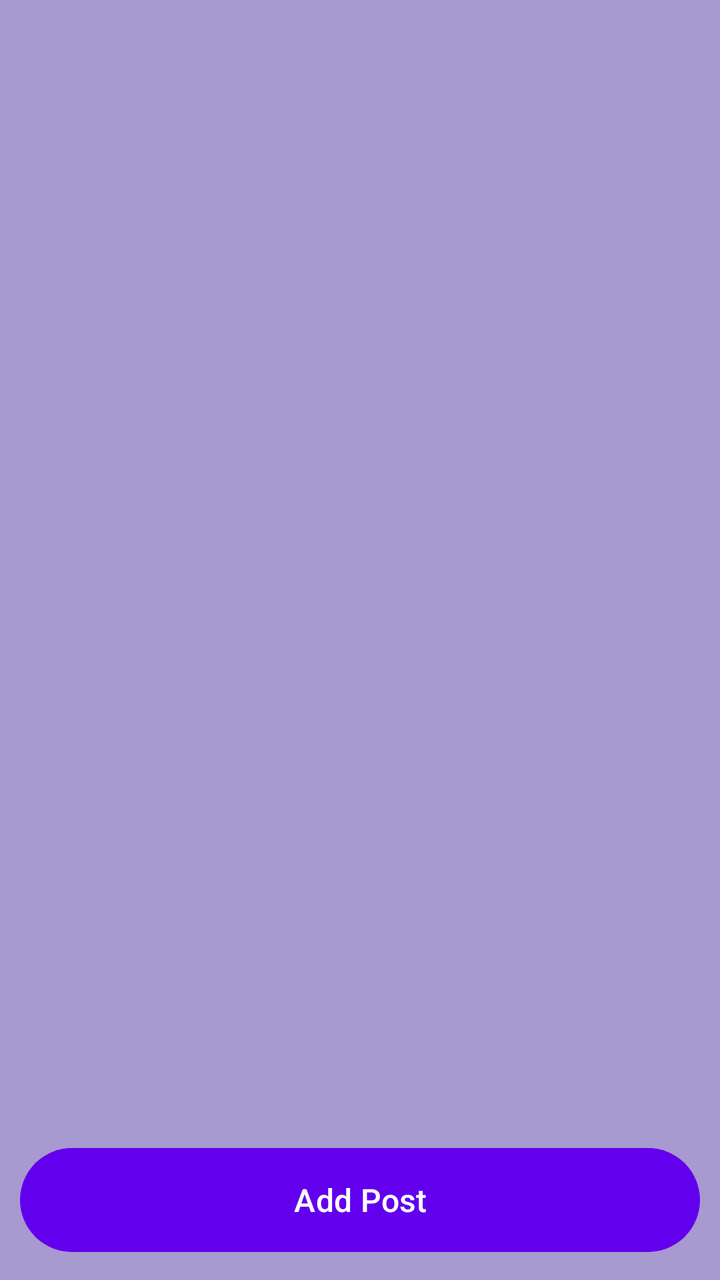
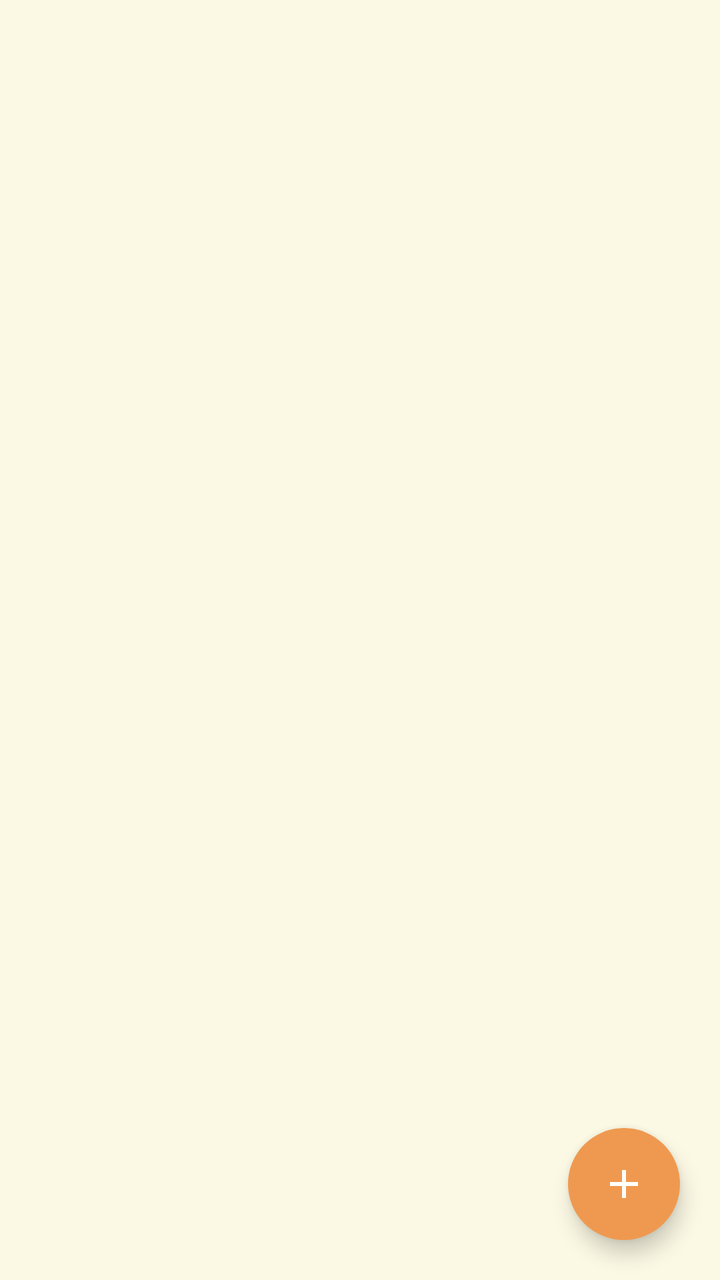

Two renders of the same Android screen: before a commit and after it. Below are the layout's source before the change and the commit's diff.
<!-- AndroidManifest.xml: application theme Theme.BunnyCare -->
<!-- res/layout/fragment_community.xml -->
<?xml version="1.0" encoding="utf-8"?>
<LinearLayout xmlns:android="http://schemas.android.com/apk/res/android"
    android:id="@+id/camerapage"
    android:layout_width="match_parent"
    android:layout_height="match_parent"
    android:orientation="vertical"
    android:background="@color/lavender">

    <LinearLayout
        android:layout_width="match_parent"
        android:layout_height="0dp"
        android:layout_weight="1">
    <androidx.recyclerview.widget.RecyclerView
        android:nestedScrollingEnabled="false"
        android:id="@+id/recyclerView"
        android:layout_width="match_parent"
        android:overScrollMode="never"
        android:layout_height="wrap_content"/>
</LinearLayout>

    <Button
        android:id="@+id/newPost"
        android:layout_width="match_parent"
        android:layout_height="60sp"
        android:layout_margin="10sp"
        android:text="Add Post"
        android:textSize="16sp"
        android:visibility="visible" />


    </LinearLayout>
<!-- resources referenced by this layout -->
<resources>
  <color name="lavender">#A79ACF</color>
  <style name="Theme.BunnyCare" parent="Base.Theme.BunnyCare" />
  <style name="Base.Theme.BunnyCare" parent="Theme.Material3.DayNight.NoActionBar">
          
          
      </style>
</resources>

<!-- the commit's change to res/layout/fragment_community.xml (unified diff, before → after) -->
@@ -1,31 +1,32 @@
 <?xml version="1.0" encoding="utf-8"?>
-<LinearLayout xmlns:android="http://schemas.android.com/apk/res/android"
+<FrameLayout xmlns:android="http://schemas.android.com/apk/res/android"
+    xmlns:app="http://schemas.android.com/apk/res-auto"
     android:id="@+id/camerapage"
     android:layout_width="match_parent"
     android:layout_height="match_parent"
-    android:orientation="vertical"
-    android:background="@color/lavender">
+    android:background="@color/cream_bg">
 
-    <LinearLayout
-        android:layout_width="match_parent"
-        android:layout_height="0dp"
-        android:layout_weight="1">
     <androidx.recyclerview.widget.RecyclerView
-        android:nestedScrollingEnabled="false"
         android:id="@+id/recyclerView"
         android:layout_width="match_parent"
+        android:layout_height="match_parent"
+        android:clipToPadding="false"
+        android:nestedScrollingEnabled="false"
         android:overScrollMode="never"
-        android:layout_height="wrap_content"/>
-</LinearLayout>
+        android:paddingTop="8dp"
+        android:paddingBottom="88dp" />
 
-    <Button
+    <ImageButton
         android:id="@+id/newPost"
-        android:layout_width="match_parent"
-        android:layout_height="60sp"
-        android:layout_margin="10sp"
-        android:text="Add Post"
-        android:textSize="16sp"
-        android:visibility="visible" />
+        android:layout_width="56dp"
+        android:layout_height="56dp"
+        android:layout_gravity="bottom|end"
+        android:layout_margin="20dp"
+        android:background="@drawable/fab_bg"
+        android:contentDescription="Add Post"
+        android:elevation="6dp"
+        android:padding="14dp"
+        android:src="@drawable/ic_add"
+        app:tint="@android:color/white" />
 
-
-    </LinearLayout>
+</FrameLayout>
<!-- resource entries referenced after the edit -->
@@ -1,7 +1,25 @@
 <!-- resources referenced by this layout -->
 <resources>
-  <color name="lavender">#A79ACF</color>
+  <color name="cream_bg">#FBF8E4</color>
+  <!-- drawable fab_bg (drawable) -->
+  <?xml version="1.0" encoding="utf-8"?>
+  <shape xmlns:android="http://schemas.android.com/apk/res/android"
+      android:shape="oval">
+      <solid android:color="@color/Orangie" />
+  </shape>
+  <!-- drawable ic_add (drawable) -->
+  <vector xmlns:android="http://schemas.android.com/apk/res/android"
+      android:width="24dp"
+      android:height="24dp"
+      android:viewportWidth="24"
+      android:viewportHeight="24"
+      android:tint="?attr/colorControlNormal">
+      <path
+          android:fillColor="@android:color/white"
+          android:pathData="M19,13h-6v6h-2v-6H5v-2h6V5h2v6h6v2z" />
+  </vector>
   <style name="Theme.BunnyCare" parent="Base.Theme.BunnyCare" />
+  <color name="Orangie">#EF9950</color>
   <style name="Base.Theme.BunnyCare" parent="Theme.Material3.DayNight.NoActionBar">
           
           
